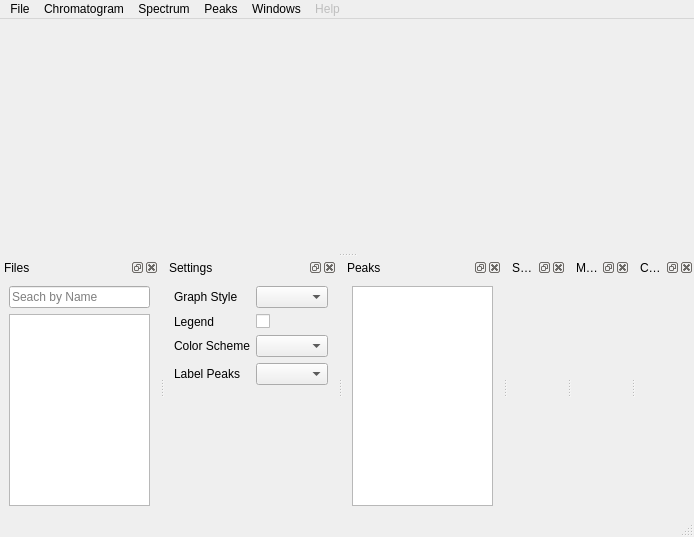
First picture: the form in aston/ui/aston.ui, repository bovee/Aston, before the edit.
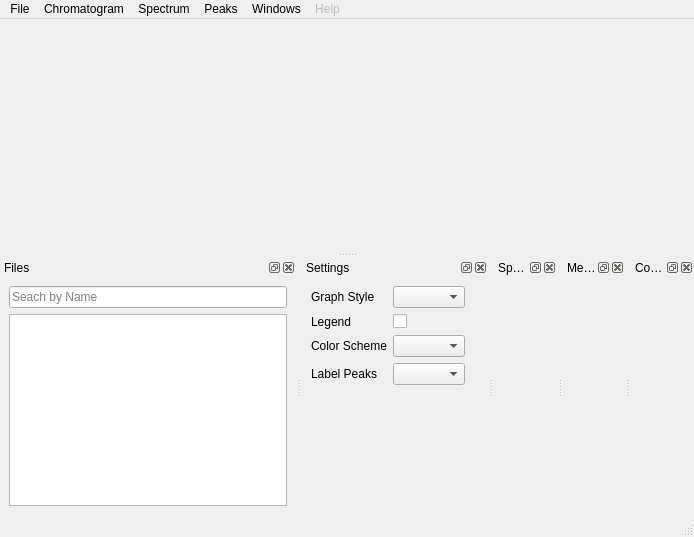
Second picture: the form after the edit.

Commit message: Total rewrite of database and most of stack. All objects are now listed in single tree format and all inherit from DBObject.

Diff of the .ui file:
```diff
--- a/aston/ui/aston.ui
+++ b/aston/ui/aston.ui
@@ -204,21 +204,6 @@
     </layout>
    </widget>
   </widget>
-  <widget class="QDockWidget" name="peaksDockWidget">
-   <property name="windowTitle">
-    <string>Peaks</string>
-   </property>
-   <attribute name="dockWidgetArea">
-    <number>8</number>
-   </attribute>
-   <widget class="QWidget" name="dockWidgetContents_4">
-    <layout class="QVBoxLayout" name="verticalLayout_5">
-     <item>
-      <widget class="QTreeView" name="peakTreeView"/>
-     </item>
-    </layout>
-   </widget>
-  </widget>
   <widget class="QDockWidget" name="spectraDockWidget">
    <property name="windowTitle">
     <string>Spectra</string>
@@ -235,8 +220,11 @@
    </widget>
   </widget>
   <widget class="QDockWidget" name="methodDockWidget">
+   <property name="enabled">
+    <bool>true</bool>
+   </property>
    <property name="windowTitle">
-    <string>Method Library</string>
+    <string>Methods</string>
    </property>
    <attribute name="dockWidgetArea">
     <number>8</number>
@@ -245,7 +233,7 @@
   </widget>
   <widget class="QDockWidget" name="compoundDockWidget">
    <property name="windowTitle">
-    <string>Compound Library</string>
+    <string>Compounds</string>
    </property>
    <attribute name="dockWidgetArea">
     <number>8</number>
```
Left out of the diff: 32 changed lines with no effect on the pictures. The commit also changes 32 other files.
